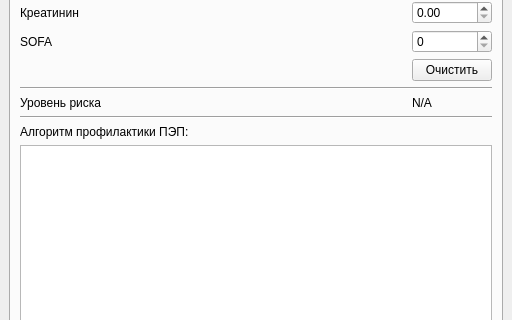
Before: the Qt Designer form app.ui in lyubimov-m-a/pec, drawn with Qt 5; both pictures show x 0 to 512 and y 93 to 413 of the 512 by 530 pixel window.
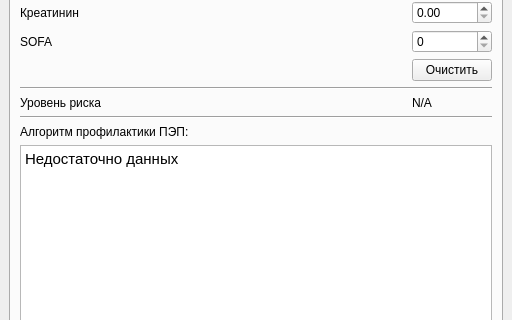
After: the same form once the commit is applied. Icons and pictures are not drawn.

Commit message: Add placeholder for empty algorithm field

The edit to the form file:
```diff
--- a/app.ui
+++ b/app.ui
@@ -106,7 +106,7 @@
 &lt;html&gt;&lt;head&gt;&lt;meta name=&quot;qrichtext&quot; content=&quot;1&quot; /&gt;&lt;style type=&quot;text/css&quot;&gt;
 p, li { white-space: pre-wrap; }
 &lt;/style&gt;&lt;/head&gt;&lt;body style=&quot; font-family:'Noto Sans'; font-size:11pt; font-weight:400; font-style:normal;&quot;&gt;
-&lt;p style=&quot;-qt-paragraph-type:empty; margin-top:0px; margin-bottom:0px; margin-left:0px; margin-right:0px; -qt-block-indent:0; text-indent:0px;&quot;&gt;&lt;br /&gt;&lt;/p&gt;&lt;/body&gt;&lt;/html&gt;</string>
+&lt;p style=&quot; margin-top:0px; margin-bottom:0px; margin-left:0px; margin-right:0px; -qt-block-indent:0; text-indent:0px;&quot;&gt;Недостаточно данных&lt;/p&gt;&lt;/body&gt;&lt;/html&gt;</string>
           </property>
          </widget>
         </item>
```
Left out of the diff: 2 changed lines with no effect on the pictures.
